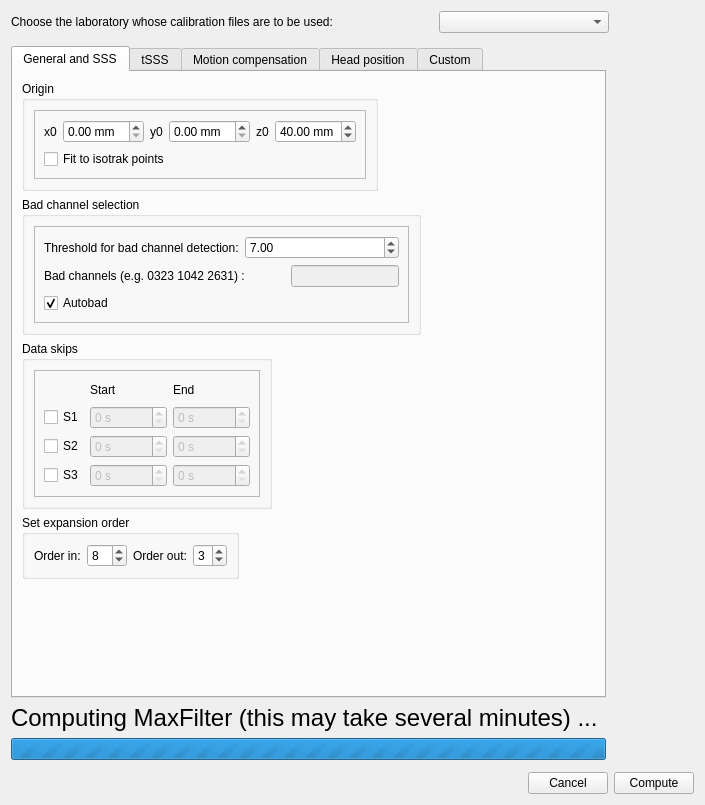
Qt form meggie_batch/ui/qt4Designer_ui_files/maxFilterDialogNew.ui (cibr-jyu/meggie) before a commit.
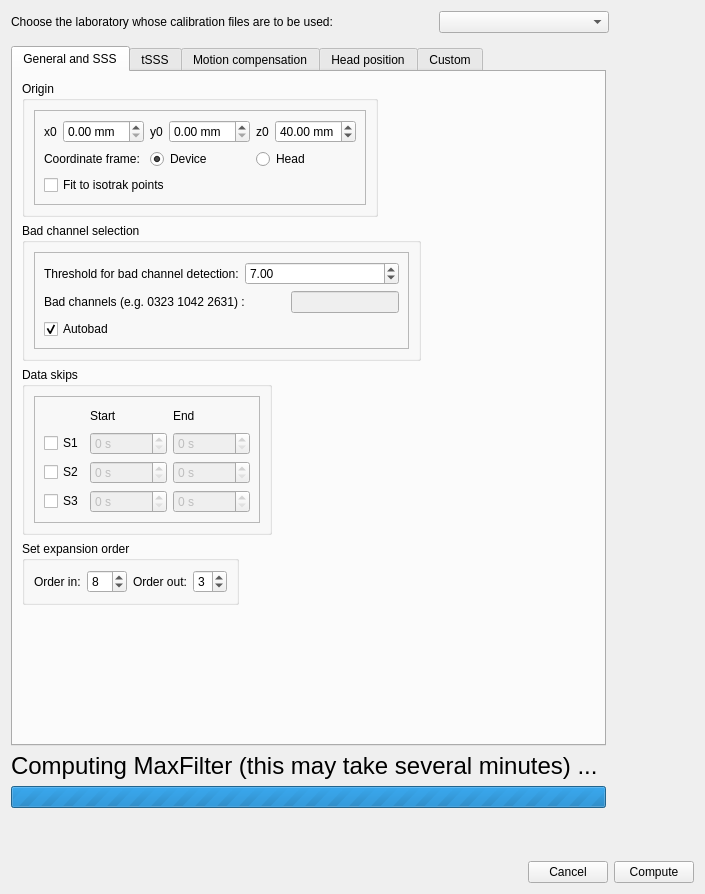
The same form after that commit.

```diff
--- a/meggie_batch/ui/qt4Designer_ui_files/maxFilterDialogNew.ui
+++ b/meggie_batch/ui/qt4Designer_ui_files/maxFilterDialogNew.ui
@@ -10,7 +10,7 @@
     <x>0</x>
     <y>0</y>
     <width>705</width>
-    <height>805</height>
+    <height>894</height>
    </rect>
   </property>
   <property name="windowTitle">
@@ -77,7 +77,7 @@
         <x>0</x>
         <y>0</y>
         <width>687</width>
-        <height>709</height>
+        <height>800</height>
        </rect>
       </property>
       <property name="minimumSize">
@@ -92,7 +92,7 @@
          <x>0</x>
          <y>7</y>
          <width>595</width>
-         <height>714</height>
+         <height>762</height>
         </rect>
        </property>
        <layout class="QVBoxLayout" name="verticalLayout_2">
@@ -132,7 +132,7 @@
                     <enum>QFrame::Raised</enum>
                    </property>
                    <layout class="QGridLayout" name="gridLayout_2">
-                    <item row="1" column="0">
+                    <item row="2" column="0">
                      <widget class="QCheckBox" name="checkBoxFit">
                       <property name="text">
                        <string>Fit to isotrak points</string>
@@ -203,6 +203,34 @@
                       </item>
                      </layout>
                     </item>
+                    <item row="1" column="0">
+                     <layout class="QHBoxLayout" name="horizontalLayout_11">
+                      <item>
+                       <widget class="QLabel" name="label_2">
+                        <property name="text">
+                         <string>Coordinate frame:</string>
+                        </property>
+                       </widget>
+                      </item>
+                      <item>
+                       <widget class="QRadioButton" name="radioButtonDevice">
+                        <property name="text">
+                         <string>Device</string>
+                        </property>
+                        <property name="checked">
+                         <bool>true</bool>
+                        </property>
+                       </widget>
+                      </item>
+                      <item>
+                       <widget class="QRadioButton" name="radioButtonHead">
+                        <property name="text">
+                         <string>Head</string>
+                        </property>
+                       </widget>
+                      </item>
+                     </layout>
+                    </item>
                    </layout>
                   </widget>
                  </item>
```
Left out of the diff: 118 changed lines with no effect on the pictures.
